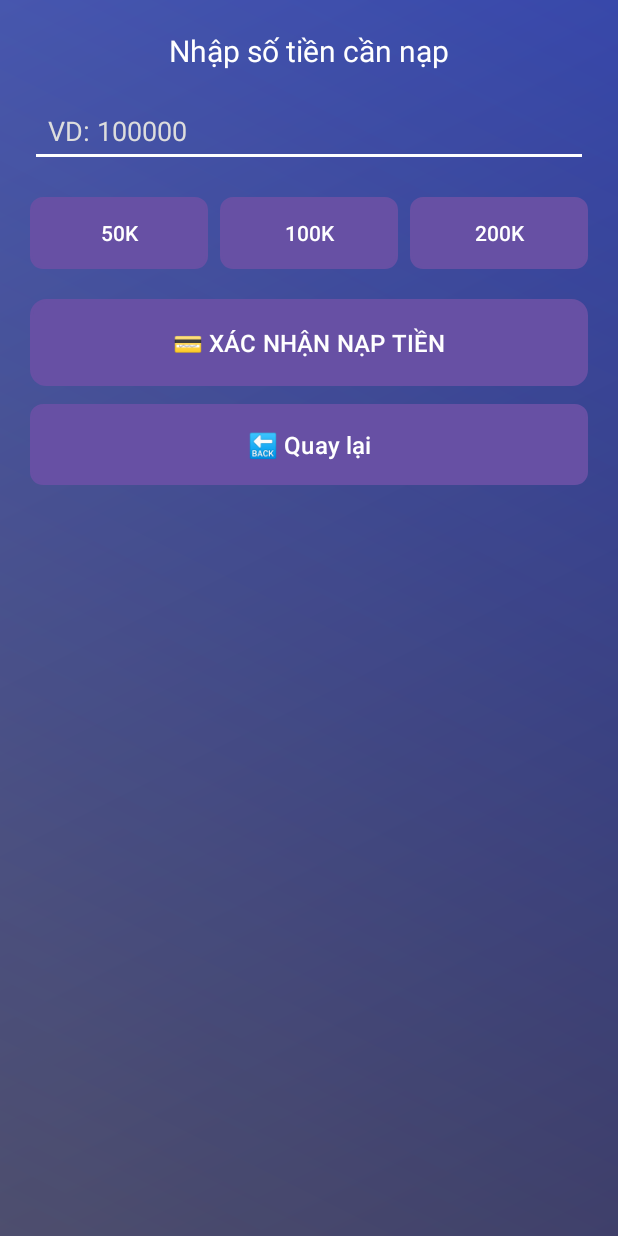
After one commit to canxi4589/PRM_Mini, an Android app: the AddMoneyActivity screen opened directly, with no data from a screen before it, on a phone screen of 412 x 824 dp. The commit adds this screen. Run offline under Robolectric (Android 15) with nearby library versions, the phone set to English and light mode, and no system bars.

Commit message:
[Add] Add add money layout, implement logic add money

```diff
--- a/app/src/main/AndroidManifest.xml
+++ b/app/src/main/AndroidManifest.xml
@@ -32,6 +32,7 @@
         <activity android:name=".RaceActivity" />
         <activity android:name=".ResultActivity" />
         <activity android:name=".MainActivity" />
+        <activity android:name=".AddMoneyActivity" />
 
     </application>
 
--- /dev/null
+++ b/app/src/main/java/com/example/duckrace/AddMoneyActivity.java
@@ -0,0 +1,85 @@
+package com.example.duckrace;
+
+import android.content.Intent;
+import android.content.SharedPreferences;
+import android.os.Bundle;
+import android.widget.Button;
+import android.widget.EditText;
+import android.widget.Toast;
+
+import androidx.appcompat.app.AppCompatActivity;
+
+public class AddMoneyActivity extends AppCompatActivity {
+    private EditText amountEditText;
+    private Button confirmButton, suggest50k, suggest100k, suggest200k, backButton;
+    private SharedPreferences prefs;
+    private String currentUsername;
+
+    @Override
+    protected void onCreate(Bundle savedInstanceState) {
+        super.onCreate(savedInstanceState);
+        setContentView(R.layout.activity_add_money);
+        prefs = getSharedPreferences("HorseRacingPrefs", MODE_PRIVATE);
+        currentUsername = prefs.getString("username", "Player");
+
+        initViews();
+
+        suggest50k.setOnClickListener(v -> amountEditText.setText(R.string.value_50k));
+        suggest100k.setOnClickListener(v -> amountEditText.setText(R.string.value_100k));
+        suggest200k.setOnClickListener(v -> amountEditText.setText(R.string.value_200k));
+
+        confirmButton.setOnClickListener(v -> {
+            String input = amountEditText.getText().toString().trim();
+            if (input.isEmpty()) {
+                Toast.makeText(this, "Vui lòng nhập số tiền!", Toast.LENGTH_SHORT).show();
+                return;
+            }
+
+            int maxAmount = 1_000_000_000; // Max 1b VNĐ
+            int amount;
+
+            try {
+                amount = Integer.parseInt(input);
+            } catch (NumberFormatException e) {
+                Toast.makeText(this, "Số tiền không hợp lệ hoặc quá lớn!", Toast.LENGTH_SHORT).show();
+                return;
+            }
+
+            if (amount <= 0) {
+                Toast.makeText(this, "Số tiền phải lớn hơn 0!", Toast.LENGTH_SHORT).show();
+                return;
+            }
+
+            if (amount > maxAmount) {
+                Toast.makeText(this, "Số tiền nạp tối đa là " + maxAmount + " VND!", Toast.LENGTH_SHORT).show();
+                return;
+            }
+
+            Toast.makeText(this, "Nạp " + amount + " VND thành công!", Toast.LENGTH_SHORT).show();
+            int currentBalance = prefs.getInt("balance_" + currentUsername, 0);
+            int newBalance = currentBalance + amount;
+
+            if (newBalance < 0) {
+                Toast.makeText(this, "Số dư vượt giới hạn cho phép!", Toast.LENGTH_SHORT).show();
+                return;
+            }
+
+            prefs.edit().putInt("balance_" + currentUsername, newBalance).apply();
+
+            Intent intent = new Intent(this, OptionActivity.class);
+            startActivity(intent);
+            finish();
+        });
+
+        backButton.setOnClickListener(v -> finish());
+    }
+
+    private void initViews() {
+        amountEditText = findViewById(R.id.amountEditText);
+        confirmButton = findViewById(R.id.confirmButton);
+        suggest50k = findViewById(R.id.suggest50k);
+        suggest100k = findViewById(R.id.suggest100k);
+        suggest200k = findViewById(R.id.suggest200k);
+        backButton = findViewById(R.id.backButton);
+    }
+}
--- a/app/src/main/java/com/example/duckrace/OptionActivity.java
+++ b/app/src/main/java/com/example/duckrace/OptionActivity.java
@@ -54,9 +54,11 @@ public class OptionActivity extends AppCompatActivity {
             startActivity(new Intent(this, MainActivity.class));
         });
 
-//        addMoneyButton.setOnClickListener(v -> {
-//            startActivity(new Intent(this, AddMoneyActivity.class));
-//        });
+        addMoneyButton.setOnClickListener(v -> {
+            Intent intent = new Intent(this, AddMoneyActivity.class);
+            startActivity(intent);
+            finish();
+        });
 //
 //        instructionsButton.setOnClickListener(v -> {
 //            startActivity(new Intent(this, InstructionsActivity.class));
@@ -74,7 +76,7 @@ public class OptionActivity extends AppCompatActivity {
 
     private void updateUI() {
         String username = prefs.getString("username", "Player");
-        int balance = prefs.getInt("balance", 1000);
+        int balance = prefs.getInt("balance_" + username, 1000);
 
         welcomeText.setText("Chào mừng, " + username + "!");
         balanceText.setText("Số dư: " + balance + " VND");
--- /dev/null
+++ b/app/src/main/res/layout/activity_add_money.xml
@@ -0,0 +1,89 @@
+<?xml version="1.0" encoding="utf-8"?>
+<LinearLayout xmlns:android="http://schemas.android.com/apk/res/android"
+    android:id="@+id/addMoneyLayout"
+    android:layout_width="match_parent"
+    android:layout_height="match_parent"
+    android:background="@drawable/background_main"
+    android:gravity="center_horizontal"
+    android:orientation="vertical"
+    android:padding="20dp">
+
+    <TextView
+        android:layout_width="wrap_content"
+        android:layout_height="wrap_content"
+        android:layout_marginBottom="15dp"
+        android:text="@string/enter_amount"
+        android:textColor="#FFFFFF"
+        android:textSize="20sp" />
+
+    <EditText
+        android:id="@+id/amountEditText"
+        android:layout_width="match_parent"
+        android:layout_height="wrap_content"
+        android:layout_marginBottom="20dp"
+        android:autofillHints="creditCardNumber"
+        android:backgroundTint="#FFFFFF"
+        android:hint="@string/example_amount"
+        android:inputType="number"
+        android:padding="12dp"
+        android:textColor="#FFFFFF"
+        android:textColorHint="#DDDDDD" />
+
+    <LinearLayout
+        android:layout_width="match_parent"
+        android:layout_height="wrap_content"
+        android:layout_marginBottom="20dp"
+        android:gravity="center"
+        android:orientation="horizontal">
+
+        <Button
+            android:id="@+id/suggest50k"
+            android:layout_width="0dp"
+            android:layout_height="wrap_content"
+            android:layout_weight="1"
+            android:background="@drawable/button_secondary"
+            android:text="@string/button_50k"
+            android:textColor="#FFFFFF" />
+
+        <Button
+            android:id="@+id/suggest100k"
+            android:layout_width="0dp"
+            android:layout_height="wrap_content"
+            android:layout_marginStart="8dp"
+            android:layout_marginEnd="8dp"
+            android:layout_weight="1"
+            android:background="@drawable/button_secondary"
+            android:text="@string/button_100k"
+            android:textColor="#FFFFFF" />
+
+        <Button
+            android:id="@+id/suggest200k"
+            android:layout_width="0dp"
+            android:layout_height="wrap_content"
+            android:layout_weight="1"
+            android:background="@drawable/button_secondary"
+            android:text="@string/button_200k"
+            android:textColor="#FFFFFF" />
+    </LinearLayout>
+
+    <Button
+        android:id="@+id/confirmButton"
+        android:layout_width="match_parent"
+        android:layout_height="wrap_content"
+        android:layout_marginBottom="12dp"
+        android:background="@drawable/button_primary"
+        android:padding="14dp"
+        android:text="@string/confirm_recharge"
+        android:textColor="#FFFFFF"
+        android:textSize="16sp" />
+
+    <Button
+        android:id="@+id/backButton"
+        android:layout_width="match_parent"
+        android:layout_height="wrap_content"
+        android:background="@drawable/button_secondary"
+        android:padding="12dp"
+        android:text="@string/button_back"
+        android:textColor="#FFFFFF"
+        android:textSize="16sp" />
+</LinearLayout>
--- a/app/src/main/res/values/strings.xml
+++ b/app/src/main/res/values/strings.xml
@@ -28,4 +28,16 @@
     <string name="title_results">Race Results</string>
     <string name="winner_announcement">%s\'s duck won the race!</string>
     <string name="play_again">Play Again</string>
+
+    <!-- Add money Screen -->
+    <string name="enter_amount">Nhập số tiền cần nạp</string>
+    <string name="example_amount">VD: 100000</string>
+    <string name="button_50k">50K</string>
+    <string name="value_50k">50000</string>
+    <string name="button_100k">100K</string>
+    <string name="value_100k">100000</string>
+    <string name="button_200k">200K</string>
+    <string name="value_200k">200000</string>
+    <string name="confirm_recharge">💳 XÁC NHẬN NẠP TIỀN</string>
+    <string name="button_back">🔙 Quay lại</string>
 </resources>
```
